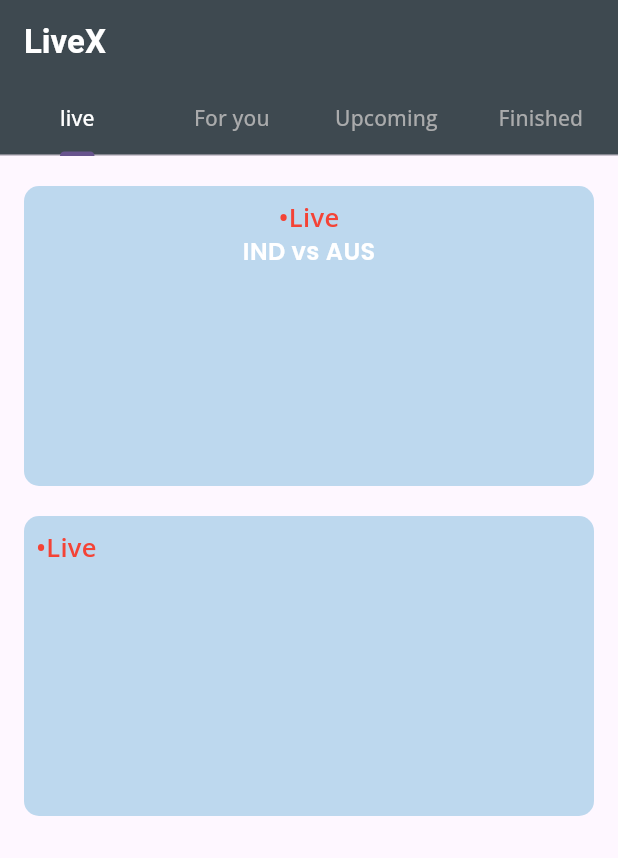
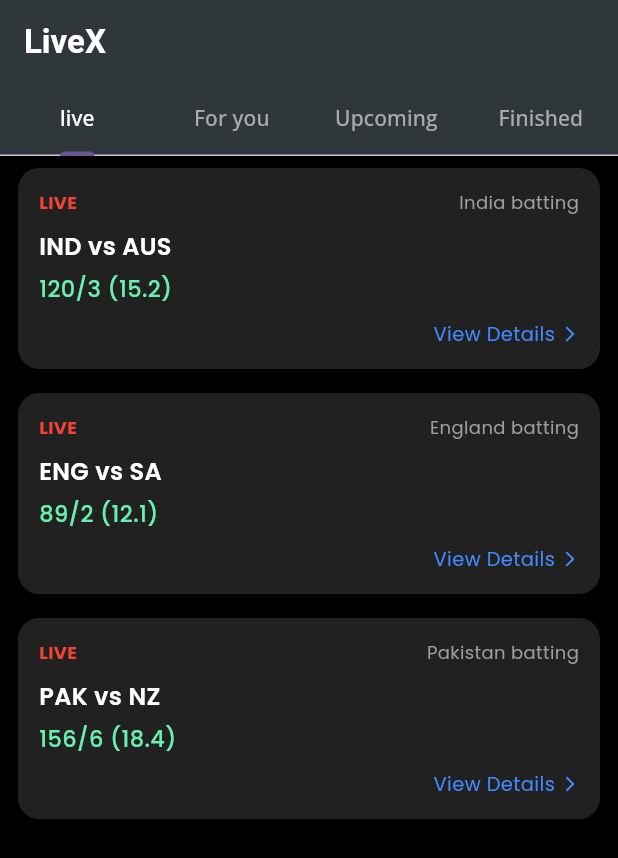
Before and after one commit to PR4N4VSH4RM4/livex-realtime-cricket, a Flutter app: the screen it shows after launch, on a phone screen of 412 x 824 dp. Shown: the top 858 px of the screen. Run offline on Flutter 3.47's test engine with Material 3 defaults, Android fonts, the phone set to English and light mode, and no system bars; our stand-ins replace google_fonts.

Commit message:
added match card

```diff
--- a/lib/homepage.dart
+++ b/lib/homepage.dart
@@ -1,5 +1,6 @@
 import 'package:flutter/material.dart';
 import 'package:google_fonts/google_fonts.dart';
+import 'match_card.dart';
 
 class MyHomePage extends StatefulWidget {
   const MyHomePage({super.key});
@@ -14,8 +15,9 @@ class _MyHomePageState extends State<MyHomePage> {
     return DefaultTabController(
       length: 4,
       child: Scaffold(
+        backgroundColor: Colors.black,
         appBar: AppBar(
-          backgroundColor: Color.fromRGBO(62, 73, 80, 1),
+          backgroundColor:  Color.fromRGBO(48, 55, 59, 1),
           title: Text("LiveX" ,style: GoogleFonts.bonaNovaSc(
             fontSize: 22,
             fontWeight: FontWeight.bold,
@@ -39,53 +41,31 @@ class _MyHomePageState extends State<MyHomePage> {
         ),
         body: TabBarView(
         children: [
-           SingleChildScrollView(
-  child: Center(
-    child: Column(
-      children: [
-        SizedBox(height: 20),
 
-        Container(
-          padding: EdgeInsets.all(8),
-          height: 200,
-          width: 380,
-          decoration: BoxDecoration(color: const Color.fromARGB(255, 189, 216, 238),
-            borderRadius: BorderRadius.circular(10)),
-            child: Column(
-              crossAxisAlignment: CrossAxisAlignment.center ,
-              children: [
-                Text("•Live", textAlign: TextAlign.left, style: GoogleFonts.openSans(fontSize: 17, fontWeight: FontWeight.w600,color: Colors.red), ),
-              Text(
-        "IND vs AUS",
-        style: GoogleFonts.poppins(
-          color: Colors.white,
-          fontSize: 16,
-          fontWeight: FontWeight.w600,
-        ),)
-              ],
-            ),
-        ),
+ListView(
+        children: const [
+          MatchCard(
+            team1: "IND",
+            team2: "AUS",
+            score: "120/3 (15.2)",
+            status: "India batting",
+          ),
+          MatchCard(
+            team1: "ENG",
+            team2: "SA",
+            score: "89/2 (12.1)",
+            status: "England batting",
+          ),
+          MatchCard(
+            team1: "PAK",
+            team2: "NZ",
+            score: "156/6 (18.4)",
+            status: "Pakistan batting",
+          ),
+        ],
+      ),
 
-        SizedBox(height: 20),
 
-        Container(
-          padding: EdgeInsets.all(8),
-          height: 200,
-          width: 380,
-          // color: Colors.red,
-          decoration: BoxDecoration(color: const Color.fromARGB(255, 189, 216, 238),
-            borderRadius: BorderRadius.circular(10)),
-            child: Column(
-              crossAxisAlignment: CrossAxisAlignment.start,
-              children: [
-                Text("•Live", textAlign: TextAlign.left, style: GoogleFonts.openSans(fontSize: 17, fontWeight: FontWeight.w600,color: Colors.red), ),
-              ],
-            ),
-        ),
-      ],
-    ),
-  ),
-),
           Center(child: Text("For You")),
           Center(child: Text("Upcoming")),
           Center(child: Text("Finished")),
--- /dev/null
+++ b/lib/match_card.dart
@@ -0,0 +1,100 @@
+  import 'package:flutter/material.dart';
+  import 'package:google_fonts/google_fonts.dart';
+
+
+  class MatchCard extends StatelessWidget {
+    final String team1;
+    final String team2;
+    final String score;
+    final String status;
+
+    const MatchCard({
+      super.key,
+      required this.team1,
+      required this.team2,
+      required this.score,
+      required this.status,
+    });
+
+    @override
+    Widget build(BuildContext context) {
+      return Container(
+        margin: const EdgeInsets.symmetric(horizontal: 12, vertical: 8),
+        padding: const EdgeInsets.all(14),
+        decoration: BoxDecoration(
+          color: Colors.grey[900],
+          borderRadius: BorderRadius.circular(14),
+        ),
+        child: Column(
+          crossAxisAlignment: CrossAxisAlignment.start,
+          children: [
+
+            // LIVE + STATUS
+            Row(
+              mainAxisAlignment: MainAxisAlignment.spaceBetween,
+              children: [
+                Text(
+                  "LIVE",
+                  style: GoogleFonts.poppins(
+                    color: Colors.red,
+                    fontWeight: FontWeight.bold,
+                    fontSize: 12,
+                  ),
+                ),
+                Text(
+                  status,
+                  style: GoogleFonts.poppins(
+                    color: Colors.grey,
+                    fontSize: 12,
+                  ),
+                ),
+              ],
+            ),
+
+            const SizedBox(height: 10),
+
+            // TEAMS
+            Text(
+              "$team1 vs $team2",
+              style: GoogleFonts.poppins(
+                color: Colors.white,
+                fontSize: 16,
+                fontWeight: FontWeight.w600,
+              ),
+            ),
+
+            const SizedBox(height: 6),
+
+            // SCORE
+            Text(
+              score,
+              style: GoogleFonts.poppins(
+                color: Colors.greenAccent,
+                fontSize: 15,
+                fontWeight: FontWeight.w500,
+              ),
+            ),
+
+            const SizedBox(height: 10),
+
+            // VIEW DETAILS
+            Row(
+              mainAxisAlignment: MainAxisAlignment.end,
+              children: [
+                Text(
+                  "View Details",
+                  style: GoogleFonts.poppins(
+                    color: Colors.blueAccent,
+                    fontSize: 13,
+                  ),
+                ),
+                const SizedBox(width: 4),
+                const Icon(Icons.arrow_forward_ios,
+                    size: 12, color: Colors.blueAccent),
+              ],
+            ),
+          ],
+        ),
+      );
+    }
+  }
```
